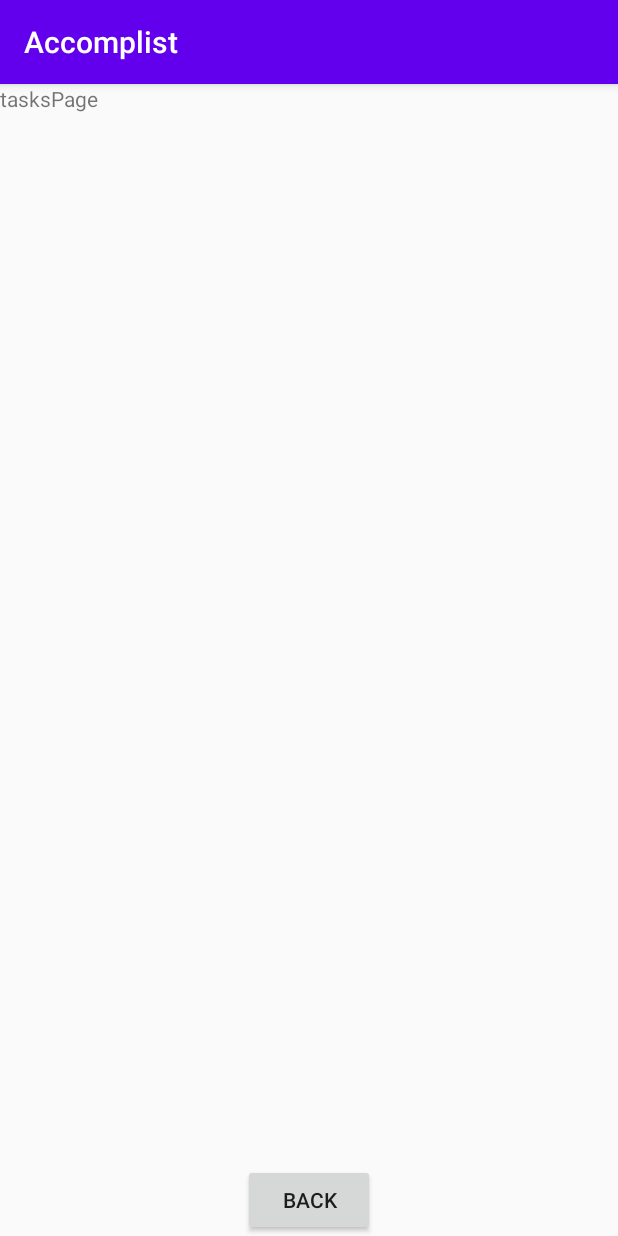
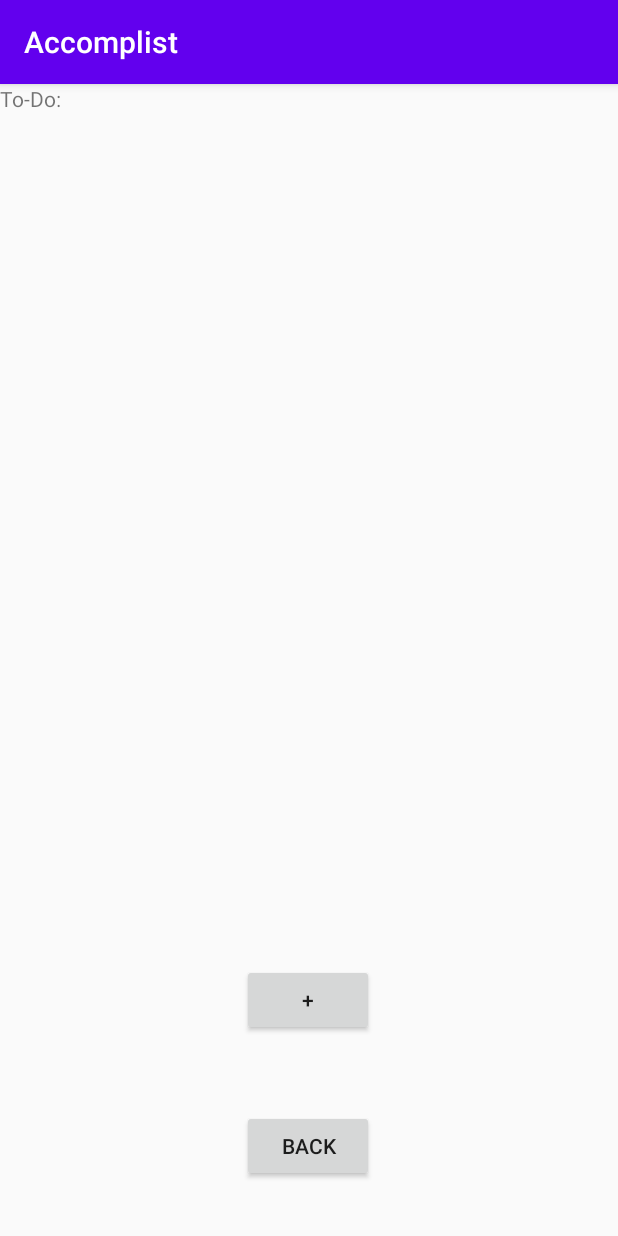
Before and after one commit to jadelundy/Accomplist, an Android app: the FragmentTask screen opened through its navigation route, on a phone screen of 412 x 824 dp. Run offline under Robolectric (Android 15) with nearby library versions, the phone set to English and light mode, and no system bars.

Commit message:
task page update

```diff
--- a/app/src/main/java/com/example/accomplist/FragmentTask.java
+++ b/app/src/main/java/com/example/accomplist/FragmentTask.java
@@ -12,6 +12,9 @@ import android.view.LayoutInflater;
 import android.view.View;
 import android.view.ViewGroup;
 import android.widget.Button;
+import android.widget.CheckBox;
+
+import com.google.android.material.textfield.TextInputEditText;
 
 /**
  * A simple {@link Fragment} subclass.
@@ -45,5 +48,17 @@ public class FragmentTask extends Fragment {
             }
         });
 
+        Button addTaskBtn = view.findViewById(R.id.createTaskBtn);
+        final CheckBox checkOne = view.findViewById(R.id.checkBtn);
+        final TextInputEditText input = view.findViewById(R.id.inputText);
+        input.setVisibility(View.GONE);
+        checkOne.setVisibility(View.GONE);
+        addTaskBtn.setOnClickListener(new View.OnClickListener() {
+            @Override
+            public void onClick(View view) {
+                checkOne.setVisibility(View.VISIBLE);
+                input.setVisibility(View.VISIBLE);
+            }
+        });
     }
 }
--- a/app/src/main/res/layout/fragment_task.xml
+++ b/app/src/main/res/layout/fragment_task.xml
@@ -1,21 +1,86 @@
 <?xml version="1.0" encoding="utf-8"?>
 <FrameLayout xmlns:android="http://schemas.android.com/apk/res/android"
+    xmlns:app="http://schemas.android.com/apk/res-auto"
     xmlns:tools="http://schemas.android.com/tools"
     android:layout_width="match_parent"
     android:layout_height="match_parent"
     tools:context=".FragmentTask">
 
     <!-- TODO: Update blank fragment layout -->
-    <TextView
+
+    <androidx.constraintlayout.widget.ConstraintLayout
+        android:id="@+id/linearLayout"
         android:layout_width="match_parent"
-        android:layout_height="match_parent"
-        android:text="tasksPage" />
+        android:layout_height="match_parent">
 
-    <Button
-        android:id="@+id/bacBtn"
-        android:layout_width="wrap_content"
-        android:layout_height="wrap_content"
-        android:layout_gravity="bottom|center"
-        android:text="Back" />
+        <Button
+            android:id="@+id/bacBtn"
+            android:layout_width="wrap_content"
+            android:layout_height="wrap_content"
+            android:text="Back"
+            app:layout_constraintBottom_toBottomOf="parent"
+            app:layout_constraintEnd_toEndOf="parent"
+            app:layout_constraintHorizontal_bias="0.498"
+            app:layout_constraintStart_toStartOf="parent"
+            app:layout_constraintTop_toTopOf="@+id/inputText"
+            app:layout_constraintVertical_bias="0.942" />
+
+        <TextView
+            android:id="@+id/textView"
+            android:layout_width="match_parent"
+            android:layout_height="match_parent"
+            android:text="To-Do:"
+            tools:layout_editor_absoluteX="-30dp"
+            tools:layout_editor_absoluteY="57dp" />
+
+        <CheckBox
+            android:id="@+id/checkBtn"
+            android:layout_width="wrap_content"
+            android:layout_height="wrap_content"
+            app:layout_constraintBottom_toBottomOf="parent"
+            app:layout_constraintEnd_toEndOf="parent"
+            app:layout_constraintHorizontal_bias="0.118"
+            app:layout_constraintStart_toStartOf="parent"
+            app:layout_constraintTop_toTopOf="parent"
+            app:layout_constraintVertical_bias="0.133" />
+
+        <Button
+            android:id="@+id/createTaskBtn"
+            android:layout_width="wrap_content"
+            android:layout_height="wrap_content"
+            android:text="+"
+            app:layout_constraintBottom_toBottomOf="parent"
+            app:layout_constraintEnd_toEndOf="parent"
+            app:layout_constraintHorizontal_bias="0.498"
+            app:layout_constraintStart_toStartOf="parent"
+            app:layout_constraintTop_toTopOf="parent"
+            app:layout_constraintVertical_bias="0.815" />
+
+        <com.google.android.material.textfield.TextInputEditText
+            android:id="@+id/inputText"
+            android:layout_width="245dp"
+            android:layout_height="39dp"
+            android:hint="Enter Task Here"
+            app:layout_constraintBottom_toBottomOf="parent"
+            app:layout_constraintEnd_toEndOf="parent"
+            app:layout_constraintHorizontal_bias="0.698"
+            app:layout_constraintStart_toStartOf="parent"
+            app:layout_constraintTop_toTopOf="parent"
+            app:layout_constraintVertical_bias="0.125" />
+
+        <com.google.android.material.textfield.TextInputLayout
+            android:id="@+id/inputText"
+            android:layout_width="244dp"
+            android:layout_height="36dp"
+            app:layout_constraintBottom_toBottomOf="parent"
+            app:layout_constraintEnd_toEndOf="parent"
+            app:layout_constraintHorizontal_bias="0.694"
+            app:layout_constraintStart_toStartOf="parent"
+            app:layout_constraintTop_toTopOf="parent"
+            app:layout_constraintVertical_bias="0.128">
+
+        </com.google.android.material.textfield.TextInputLayout>
+
+    </androidx.constraintlayout.widget.ConstraintLayout>
 
 </FrameLayout>
```
